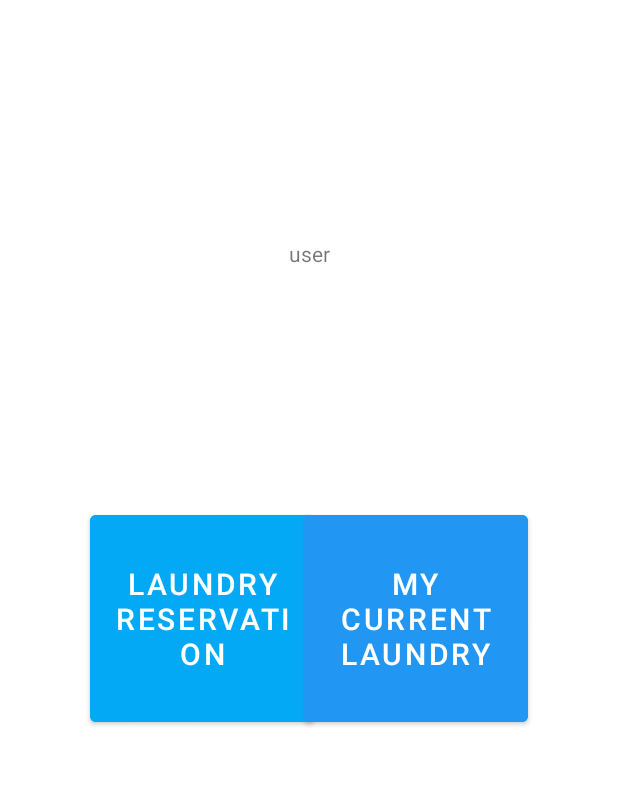
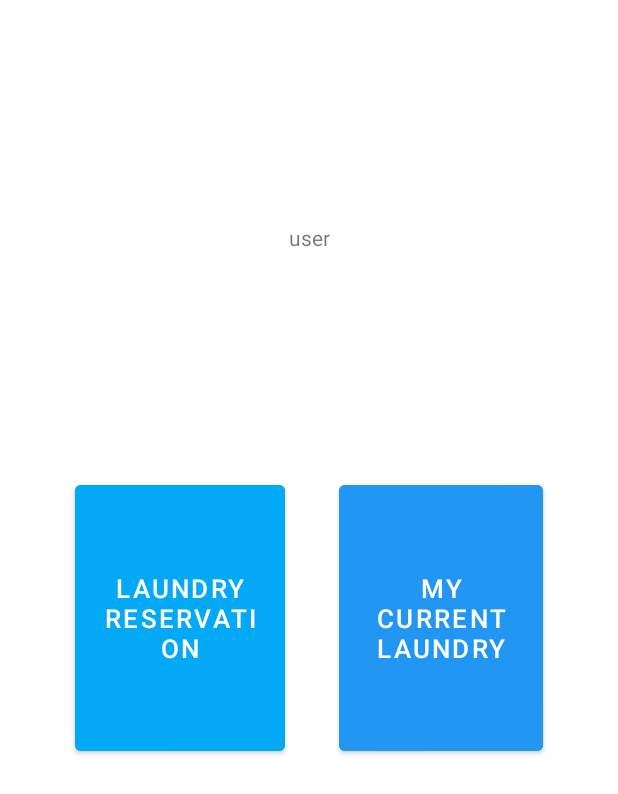
Before and after one commit to jeonyj1020/LoginProjectExample, an Android app: the screen it shows after launch once a user with an empty profile is signed in (MainActivity), on a phone screen of 412 x 824 dp. Shown: the top 794 px of the screen. Run offline under Robolectric (Android 15) with nearby library versions, the phone set to English and light mode, and no system bars; our stand-ins replace Firebase (no records; nobody signed in at launch, a user with empty details on screens opened directly).

Commit message:
버튼 크기 조정 화면 비율로 main, laundry_reservation 2개

```diff
--- a/app/src/main/res/layout/activity_main.xml
+++ b/app/src/main/res/layout/activity_main.xml
@@ -18,27 +18,31 @@
 
     <Button
         android:id="@+id/LaundryReservation"
-        android:layout_width="150dp"
-        android:layout_height="150dp"
-        android:layout_marginLeft="60dp"
+        android:layout_width="0dp"
+        android:layout_height="0dp"
+        android:layout_marginLeft="50dp"
         android:backgroundTint="#03A9F4"
         android:text="Laundry\nReservation"
-        android:textSize="20sp"
+        android:textSize="17sp"
         app:layout_constraintBottom_toBottomOf="parent"
         app:layout_constraintStart_toStartOf="parent"
-        app:layout_constraintTop_toTopOf="parent" />
+        app:layout_constraintTop_toTopOf="parent"
+        app:layout_constraintWidth_percent="0.34"
+        app:layout_constraintHeight_percent="0.23"/>
 
     <Button
         android:id="@+id/MyCurrentLaundry"
-        android:layout_width="150dp"
-        android:layout_height="150dp"
+        android:layout_width="0dp"
+        android:layout_height="0dp"
         android:layout_gravity="center"
         android:backgroundTint="#2196F3"
         android:gravity="center"
         android:text="MY\nCURRENT\nLAUNDRY"
-        android:textSize="20sp"
+        android:textSize="17sp"
         app:layout_constraintBottom_toBottomOf="parent"
         app:layout_constraintEnd_toEndOf="parent"
-        android:layout_marginRight="60dp"
-        app:layout_constraintTop_toTopOf="parent" />
+        android:layout_marginRight="50dp"
+        app:layout_constraintTop_toTopOf="parent"
+        app:layout_constraintWidth_percent="0.33"
+        app:layout_constraintHeight_percent="0.23"/>
 </androidx.constraintlayout.widget.ConstraintLayout>
```
Also changed, not shown: app/src/main/res/layout/activity_laundry_reservation.xml (+14 -11 lines).
